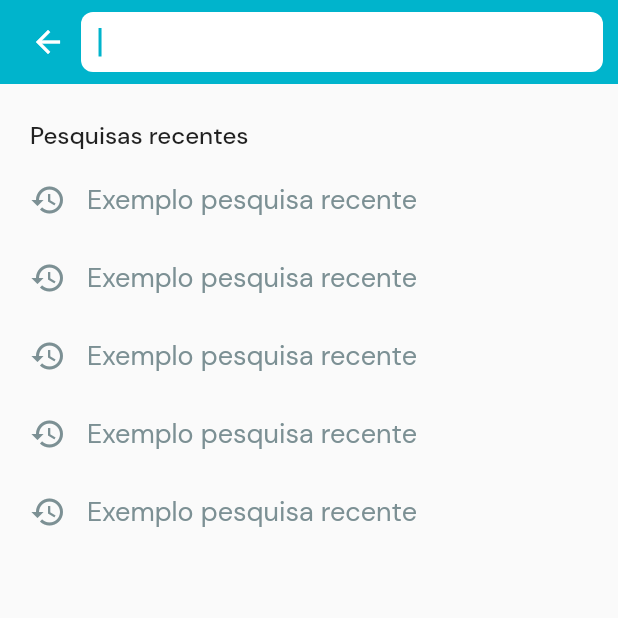
After one commit to bxedy/corelab_app_challenge, a Flutter app: the SearchPage screen opened by its route, on a phone screen of 412 x 824 dp, the top half of it. The commit adds this screen. Run offline on Flutter 3.47's test engine with Material 2 defaults, Android fonts, the phone set to English and light mode, and no system bars; our stand-ins replace cached_network_image, dartz, flutter_modular, flutter_svg, localization; network calls fail.

Commit message:
Criação layout e remoção dos i18n

```diff
--- a/lib/app/app_module.dart
+++ b/lib/app/app_module.dart
@@ -1,3 +1,4 @@
+import 'package:corelab_app_challenge/modules/search/search_module.dart';
 import 'package:flutter_modular/flutter_modular.dart';
 
 import '../modules/categories/categories_module.dart';
@@ -24,5 +25,10 @@ class AppModule extends Module {
           transition: appTransition,
           module: CategoriesModule(),
         ),
+        ModuleRoute(
+          Modular.initialRoute,
+          transition: TransitionType.rightToLeft,
+          module: SearchModule(),
+        ),
       ];
 }
--- a/lib/app/widget/app_widget.dart
+++ b/lib/app/widget/app_widget.dart
@@ -2,8 +2,6 @@ import 'package:flutter/material.dart';
 import 'package:flutter/services.dart';
 import 'package:flutter_modular/flutter_modular.dart';
 import 'package:localization/localization.dart';
-
-import '../../core/i18n/i18n.dart';
 
 class AppGlobalKeys {
   static final scaffoldMessengerKey = GlobalKey<ScaffoldMessengerState>();
@@ -17,7 +15,6 @@ class AppWidget extends StatelessWidget {
   @override
   Widget build(BuildContext context) {
     Modular.setNavigatorKey(AppGlobalKeys.navigatorKey);
-    LocalJsonLocalization.delegate.directories = I18nConfigs.directories;
 
     return AnnotatedRegion<SystemUiOverlayStyle>(
       value: const SystemUiOverlayStyle(
@@ -28,10 +25,6 @@ class AppWidget extends StatelessWidget {
       ),
       child: MaterialApp.router(
         debugShowCheckedModeBanner: false,
-        supportedLocales: const [Locale('pt', 'BR')],
-        localizationsDelegates: [
-          LocalJsonLocalization.delegate,
-        ],
         routeInformationParser: Modular.routeInformationParser,
         routerDelegate: Modular.routerDelegate,
         scaffoldMessengerKey: AppGlobalKeys.scaffoldMessengerKey,
--- a/lib/core/i18n/common/pt_BR.json
+++ /dev/null
@@ -1,8 +0,0 @@
-{
-  "home": "Home",
-  "favorites": "Favoritos",
-  "announce": "Anunciar",
-  "categories": "Categorias",
-  "account": "Conta",
-  "unavailableFunctionality": "Funcionalidade não disponível"
-}
--- a/lib/core/i18n/i18n.dart
+++ /dev/null
@@ -1,5 +0,0 @@
-class I18nConfigs {
-  static const directories = [
-    'lib/core/i18n/common/',
-  ];
-}
--- a/lib/core/routes/app_routes.dart
+++ b/lib/core/routes/app_routes.dart
@@ -2,5 +2,7 @@ class AppRoutes {
   //HOME
   static const home = '/';
   //CATEGORIES
-  static const categories ='/categories';
+  static const categories = '/categories';
+  //SEARCH
+  static const search = '/search';
 }
--- a/lib/modules/home/presentation/components/custom_app_bar.dart
+++ b/lib/modules/home/presentation/components/custom_app_bar.dart
@@ -1,6 +1,9 @@
+import 'package:corelab_app_challenge/core/routes/app_routes.dart';
+import 'package:flutter/material.dart';
+import 'package:flutter_modular/flutter_modular.dart';
+
 import '../../../../core/ui/theme/app_colors.dart';
 import '../../../../core/ui/theme/app_text_styles.dart';
-import 'package:flutter/material.dart';
 
 class CustomAppBar extends StatefulWidget implements PreferredSizeWidget {
   const CustomAppBar({Key? key}) : super(key: key);
@@ -23,7 +26,9 @@ class _CustomAppBarState extends State<CustomAppBar> {
           child: Padding(
             padding: const EdgeInsets.all(8),
             child: InkWell(
-              onTap: () {},
+              onTap: () {
+                Modular.to.pushNamed(AppRoutes.search);
+              },
               child: Container(
                 decoration: const BoxDecoration(
                   color: AppColors.white,
--- /dev/null
+++ b/lib/modules/search/presentation/components/search_bar.dart
@@ -0,0 +1,67 @@
+import 'package:corelab_app_challenge/core/ui/components/width.dart';
+import 'package:flutter/material.dart';
+import 'package:flutter_modular/flutter_modular.dart';
+
+import '../../../../core/ui/theme/app_colors.dart';
+
+class CustomSearchBar extends StatefulWidget implements PreferredSizeWidget {
+  const CustomSearchBar({Key? key}) : super(key: key);
+
+  @override
+  State<CustomSearchBar> createState() => _CustomSearchBarState();
+
+  @override
+  Size get preferredSize => Size.fromHeight(AppBar().preferredSize.height);
+}
+
+class _CustomSearchBarState extends State<CustomSearchBar> {
+  @override
+  Widget build(BuildContext context) {
+    return PreferredSize(
+      preferredSize: Size.fromHeight(widget.preferredSize.height),
+      child: Container(
+        color: AppColors.defaultCyan,
+        child: SafeArea(
+          child: Padding(
+            padding: const EdgeInsets.only(top: 8, bottom: 8, right: 10, left: 20),
+            child: Row(
+              children: [
+                InkWell(
+                  onTap: () {
+                    Modular.to.pop();
+                  },
+                  child: const Icon(
+                    Icons.arrow_back,
+                    color: AppColors.white,
+                  ),
+                ),
+                const Width(10),
+                const Expanded(
+                  child: TextField(
+                    cursorColor: AppColors.defaultCyan,
+                    autofocus: true,
+                    decoration: InputDecoration(
+                      filled: true,
+                      fillColor: AppColors.white,
+                      contentPadding: EdgeInsets.symmetric(horizontal: 12),
+                      border: OutlineInputBorder(
+                        borderRadius: BorderRadius.all(
+                          Radius.circular(8),
+                        ),
+                        borderSide: BorderSide.none, // Removendo a cor da borda
+                      ),
+                      hintStyle: TextStyle(
+                        color: AppColors.grey,
+                        fontWeight: FontWeight.w400,
+                      ),
+                    ),
+                  ),
+                ),
+              ],
+            ),
+          ),
+        ),
+      ),
+    );
+  }
+}
--- /dev/null
+++ b/lib/modules/search/presentation/components/search_item.dart
@@ -0,0 +1,36 @@
+import 'package:flutter/material.dart';
+
+import '../../../../core/ui/components/width.dart';
+import '../../../../core/ui/theme/app_colors.dart';
+import '../../../../core/ui/theme/app_text_styles.dart';
+
+class SearchItem extends StatelessWidget {
+  const SearchItem({
+    super.key,
+  });
+
+  @override
+  Widget build(BuildContext context) {
+    return Material(
+      child: InkWell(
+        onTap: () {},
+        child: Padding(
+          padding: const EdgeInsets.symmetric(horizontal: 20, vertical: 14),
+          child: Row(
+            children: [
+              const Icon(
+                Icons.history,
+                color: AppColors.neutralGrey,
+              ),
+              const Width(14),
+              Text(
+                "Exemplo pesquisa recente",
+                style: AppTextStyles(weight: FontWeight.w400, color: AppColors.neutralGrey).large,
+              )
+            ],
+          ),
+        ),
+      ),
+    );
+  }
+}
--- /dev/null
+++ b/lib/modules/search/presentation/pages/search_page.dart
@@ -0,0 +1,39 @@
+import 'package:corelab_app_challenge/core/ui/components/height.dart';
+import 'package:corelab_app_challenge/core/ui/theme/app_text_styles.dart';
+import 'package:corelab_app_challenge/modules/search/presentation/components/search_bar.dart';
+import 'package:flutter/material.dart';
+
+import '../components/search_item.dart';
+
+class SearchPage extends StatelessWidget {
+  const SearchPage({super.key});
+
+  @override
+  Widget build(BuildContext context) {
+    return Scaffold(
+      appBar: const CustomSearchBar(),
+      body: SafeArea(
+        child: SingleChildScrollView(
+          child: Column(
+            crossAxisAlignment: CrossAxisAlignment.start,
+            children: [
+              const Height(24),
+              Padding(
+                padding: const EdgeInsets.only(left: 20),
+                child: Text("Pesquisas recentes", style: AppTextStyles().medium),
+              ),
+              const Height(6),
+              ListView.builder(
+                shrinkWrap: true,
+                itemCount: 5,
+                itemBuilder: (context, index) {
+                  return const SearchItem();
+                },
+              )
+            ],
+          ),
+        ),
+      ),
+    );
+  }
+}
--- /dev/null
+++ b/lib/modules/search/search_module.dart
@@ -0,0 +1,14 @@
+import 'package:corelab_app_challenge/modules/search/presentation/pages/search_page.dart';
+import 'package:flutter_modular/flutter_modular.dart';
+
+import '../../core/routes/app_routes.dart';
+
+class SearchModule extends Module {
+  @override
+  final List<Bind> binds = [];
+
+  @override
+  final List<ModularRoute> routes = [
+    ChildRoute(AppRoutes.search, child: ((context, args) => const SearchPage())),
+  ];
+}
--- a/pubspec.yaml
+++ b/pubspec.yaml
@@ -26,9 +26,6 @@ flutter:
   uses-material-design: true
 
   assets:
-    #i18n
-    - lib/core/i18n/common/
-    #assets
     - assets/icons/
 
   fonts:
```
Also changed, not shown: lib/modules/search/presentation/controllers/search_controller.dart (added).
